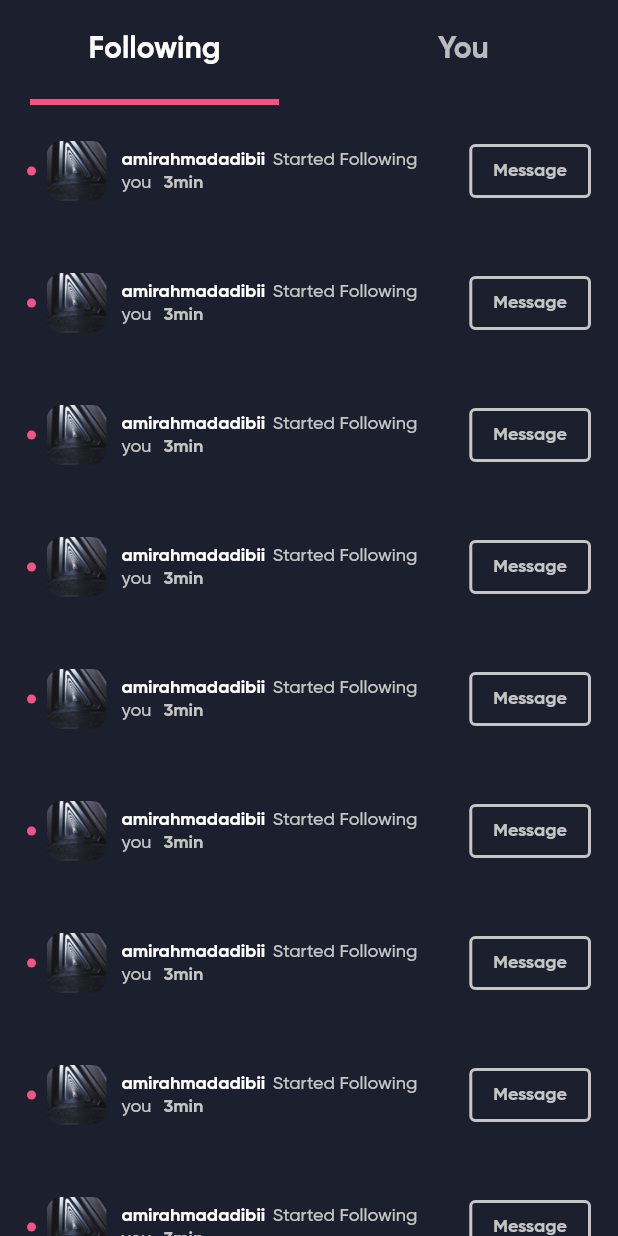
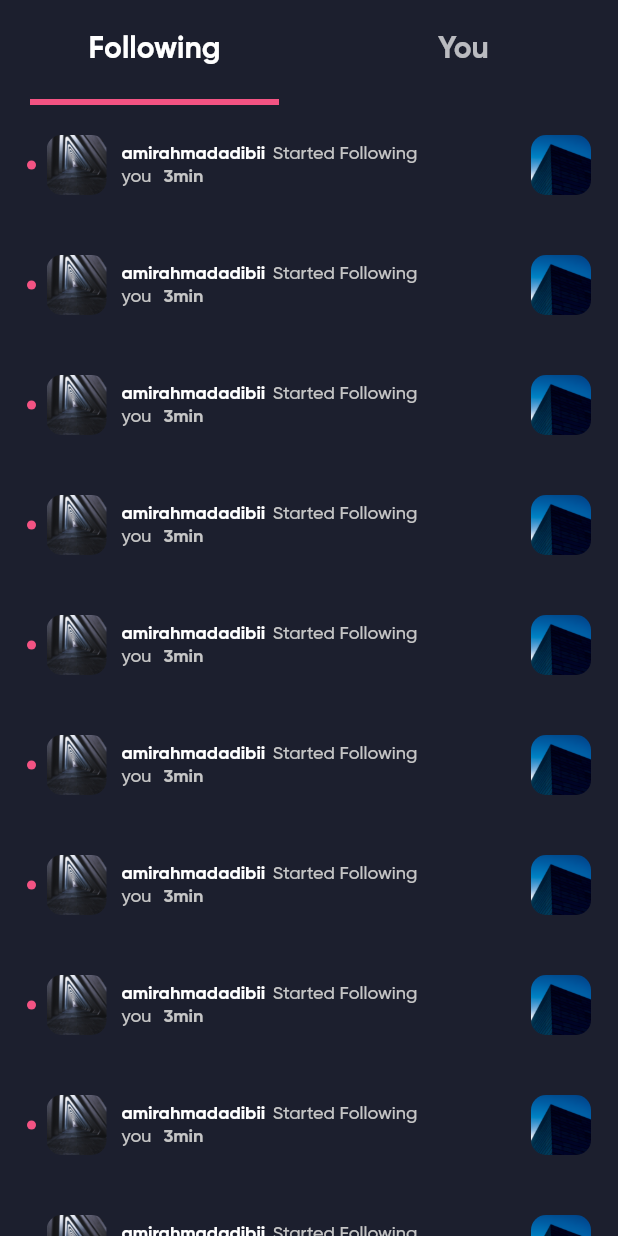
Before and after one commit to amirahmadadibi/instagram_clone, a Flutter app: the screen it shows after launch, on a phone screen of 412 x 824 dp. Run offline on Flutter 3.47's test engine with Material 2 defaults, Android fonts, the phone set to English and light mode, and no system bars; our stand-ins replace dotted_border.

Commit message:
week11 E56 enum and switch case for different tile options

```diff
--- /dev/null
+++ b/lib/model/enums/activity_type_enum.dart
@@ -0,0 +1,5 @@
+enum ActivityStatus {
+  following,
+  lkies,
+  followBack,
+}
--- a/lib/screens/activity_screen.dart
+++ b/lib/screens/activity_screen.dart
@@ -1,4 +1,5 @@
 import 'package:flutter/material.dart';
+import 'package:instagram/model/enums/activity_type_enum.dart';
 
 class ActivityScreen extends StatefulWidget {
   const ActivityScreen({Key? key}) : super(key: key);
@@ -53,7 +54,7 @@ class _ActivityScreenState extends State<ActivityScreen>
                   slivers: [
                     SliverList(
                       delegate: SliverChildBuilderDelegate((context, index) {
-                        return _getRow();
+                        return _getRow(ActivityStatus.lkies);
                       }, childCount: 100),
                     )
                   ],
@@ -75,7 +76,7 @@ class _ActivityScreenState extends State<ActivityScreen>
     );
   }
 
-  Widget _getRow() {
+  Widget _getRow(ActivityStatus status) {
     return Padding(
       padding: EdgeInsets.symmetric(vertical: 20, horizontal: 18),
       child: Row(
@@ -149,8 +150,41 @@ class _ActivityScreenState extends State<ActivityScreen>
             ],
           ),
           Spacer(),
+          _getActionActivityRow(status)
+        ],
+      ),
+    );
+  }
 
-          OutlinedButton(
+  Widget _getActionActivityRow(ActivityStatus status) {
+    switch (status) {
+      case ActivityStatus.followBack:
+        return ElevatedButton(
+          style: ElevatedButton.styleFrom(
+            primary: Color(0xffF35383),
+            shape: RoundedRectangleBorder(
+              borderRadius: BorderRadius.circular(6),
+            ),
+            textStyle: TextStyle(fontFamily: 'GB', fontSize: 16),
+          ),
+          onPressed: () {},
+          child: Text('Follow'),
+        );
+      case ActivityStatus.lkies:
+        return SizedBox(
+          height: 40,
+          width: 40,
+          child: ClipRRect(
+            borderRadius: BorderRadius.all(Radius.circular(10)),
+            child: FittedBox(
+              fit: BoxFit.cover,
+              child: Image.asset('images/item1.png'),
+            ),
+          ),
+        );
+
+      case ActivityStatus.following:
+        return OutlinedButton(
           onPressed: () {},
           child: Text(
             'Message',
@@ -159,20 +193,18 @@ class _ActivityScreenState extends State<ActivityScreen>
           ),
           style: OutlinedButton.styleFrom(
               side: BorderSide(color: Color(0xffC5C5C5), width: 2)),
-          )
-          // SizedBox(
-          //   height: 40,
-          //   width: 40,
-          //   child: ClipRRect(
-          //     borderRadius: BorderRadius.all(Radius.circular(10)),
-          //     child: FittedBox(
-          //       fit: BoxFit.cover,
-          //       child: Image.asset('images/item1.png'),
-          //     ),
-          //   ),
-          // )
-        ],
+        );
+      default:
+        return OutlinedButton(
+          onPressed: () {},
+          child: Text(
+            'Message',
+            style: TextStyle(
+                fontFamily: 'GB', fontSize: 12, color: Color(0xffC5C5C5)),
           ),
+          style: OutlinedButton.styleFrom(
+              side: BorderSide(color: Color(0xffC5C5C5), width: 2)),
         );
     }
   }
+}
```
Also changed, not shown: lib/main.dart (+6 -5 lines). Lines whose indentation alone changed are shown as unchanged.
